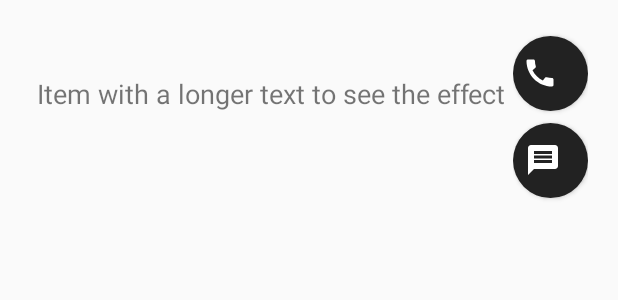
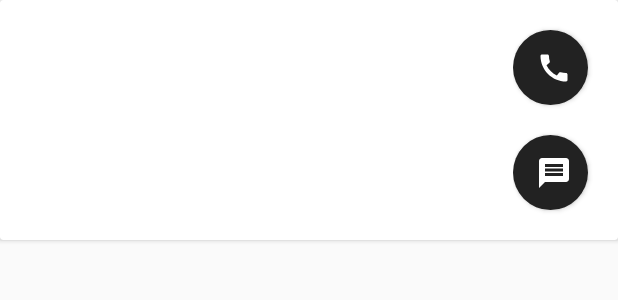
Before and after one commit to west-sea/final-project, an Android app: the layout list_item.xml on its own in the app's theme, with its tools: preview values and no code run, on a phone screen of 412 x 824 dp. Shown: the top 300 px of the screen. Run offline under Robolectric (Android 15) with nearby library versions, the phone set to English and light mode, and no system bars.

Commit message:
merge 수정

```diff
--- a/app/src/main/res/layout/activity_num.xml
+++ b/app/src/main/res/layout/activity_num.xml
@@ -2,7 +2,6 @@
 <LinearLayout xmlns:android="http://schemas.android.com/apk/res/android"
     xmlns:tools="http://schemas.android.com/tools"
     android:layout_width="match_parent"
-    android:background="@android:color/transparent"
     android:layout_height="match_parent"
     android:id="@+id/numback"
     android:orientation="vertical"
--- a/app/src/main/res/layout/list_item.xml
+++ b/app/src/main/res/layout/list_item.xml
@@ -1,51 +1,81 @@
 <?xml version="1.0" encoding="utf-8"?>
-<LinearLayout xmlns:android="http://schemas.android.com/apk/res/android"
-    android:layout_margin="20dp"
+<androidx.cardview.widget.CardView
+    xmlns:android="http://schemas.android.com/apk/res/android"
+    xmlns:app="http://schemas.android.com/apk/res-auto"
     android:layout_width="match_parent"
-    android:layout_height="wrap_content"
+    android:layout_height="wrap_content">
+
+    <LinearLayout
+        android:layout_width="match_parent"
+        android:layout_height="match_parent"
         android:descendantFocusability="blocksDescendants"
-    android:orientation="horizontal"
-    android:paddingBottom="10dp"
-    android:layout_marginBottom="16dp">
+        android:orientation="horizontal">
+
+        <LinearLayout
+            android:layout_width="0dp"
+            android:layout_height="match_parent"
+            android:layout_weight="1"
+            android:orientation="vertical">
 
             <TextView
                 android:id="@+id/textView"
-        android:layout_width="0dp"
-        android:layout_height="wrap_content"
+                android:layout_width="match_parent"
+                android:layout_height="0dp"
                 android:layout_weight="1"
-        android:layout_marginTop="30dp"
                 android:gravity="center"
-        android:text="Item with a longer text to see the effect"
+                android:text="name"
+                android:textStyle="italic"
+                android:textColor="@color/white"
                 android:textSize="18sp" />
+
+            <TextView
+                android:id="@+id/text_number"
+                android:layout_width="match_parent"
+                android:layout_height="0dp"
+                android:layout_weight="1"
+                android:gravity="center"
+                android:text="number"
+                android:textStyle="italic"
+                android:textColor="@color/white"
+                android:textSize="18sp" />
+
+        </LinearLayout>
 
         <LinearLayout
             android:layout_width="wrap_content"
-        android:layout_height="wrap_content"
-        android:orientation="vertical">
+            android:layout_height="match_parent"
+            android:orientation="vertical"
+            android:layout_gravity="center_vertical"
+            android:gravity="center_vertical">
 
             <Button
                 android:id="@+id/button1"
                 android:layout_width="50dp"
                 android:layout_height="50dp"
-            android:textColor="@color/black"
                 android:drawableStart="@drawable/ic_call"
-            android:layout_marginTop="4dp"
-            android:layout_marginBottom="4dp"
-            android:padding="6dp"
+                android:layout_marginTop="20dp"
+                android:layout_marginRight="20dp"
+                android:layout_marginBottom="10dp"
+                android:padding="15dp"
                 android:layout_gravity="end"
                 android:background="@drawable/circular_button_background"/>
+
+            <Space
+                android:layout_width="10dp"
+                android:layout_height="10dp"/>
 
             <Button
                 android:id="@+id/button2"
                 android:layout_width="50dp"
                 android:layout_height="50dp"
                 android:drawableStart="@drawable/ic_mem"
-            android:layout_marginTop="4dp"
-            android:layout_marginBottom="4dp"
-            android:padding="8dp"
+                android:layout_marginRight="20dp"
+                android:layout_marginBottom="20dp"
+                android:padding="15dp"
                 android:layout_gravity="end"
                 android:background="@drawable/circular_button_background"/>
 
         </LinearLayout>
 
     </LinearLayout>
+</androidx.cardview.widget.CardView>
```
Lines whose indentation alone changed are shown as unchanged.
